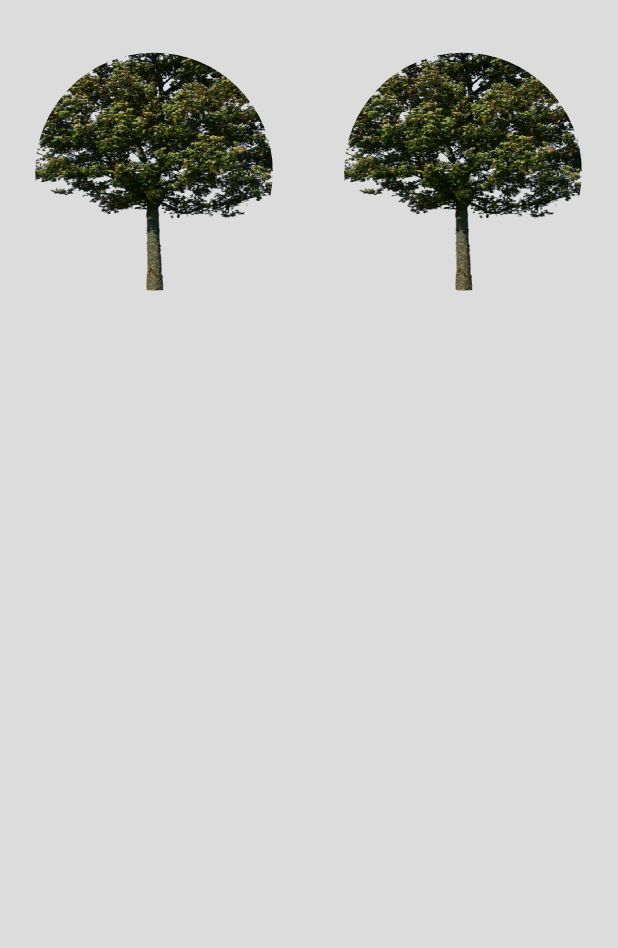
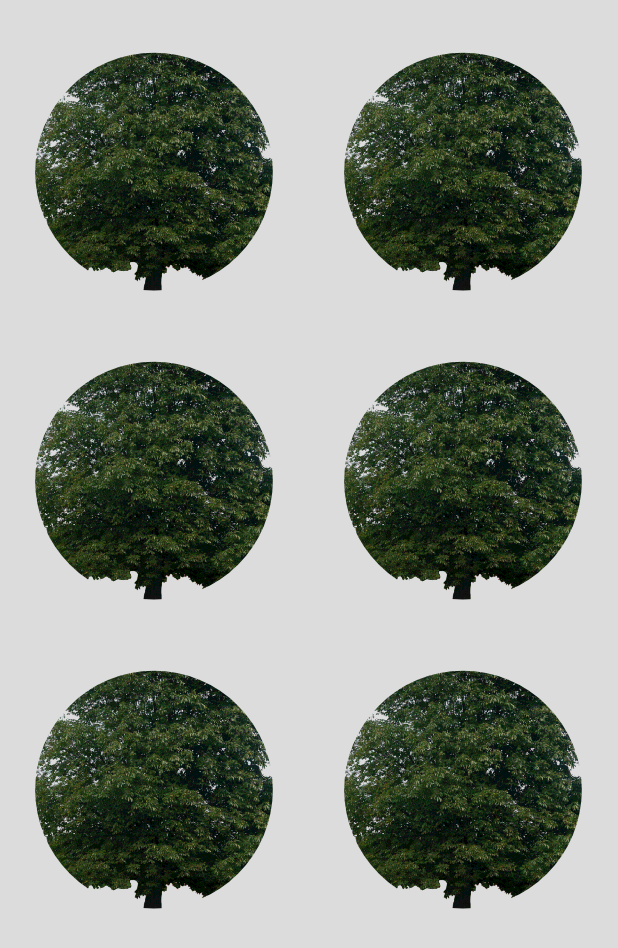
Before and after one commit to Grammos/Shaap, an Android app: the Report screen opened directly, with no data from a screen before it, on a phone screen of 412 x 824 dp. Shown: the top 948 px of the screen. Run offline under Robolectric (Android 15) with nearby library versions, the phone set to English and light mode, and no system bars; our stand-ins replace Picasso; pictures from the network do not load.

Commit message:
Dynamically generate harassment types buttons.

```diff
--- a/Shapp/app/build.gradle
+++ b/Shapp/app/build.gradle
@@ -22,4 +22,5 @@ android {
 dependencies {
     compile fileTree(dir: 'libs', include: ['*.jar'])
     compile 'com.android.support:appcompat-v7:22.1.1'
+    compile 'com.squareup.picasso:picasso:2.5.2'
 }
--- a/Shapp/app/src/main/java/shapp/odk/org/shapp/CircledImageView.java
+++ b/Shapp/app/src/main/java/shapp/odk/org/shapp/CircledImageView.java
@@ -91,5 +91,4 @@ public class CircledImageView extends ImageView {
     }
 
 
-
 }
--- a/Shapp/app/src/main/java/shapp/odk/org/shapp/MainScreen.java
+++ b/Shapp/app/src/main/java/shapp/odk/org/shapp/MainScreen.java
@@ -37,6 +37,10 @@ public class MainScreen extends Activity
 
 
         // Handling touch/click Event on GridView Item
+
+        /**Interface definition for a callback to be invoked when an item in this AdapterView has been clicked.
+         * please read more at http://developer.android.com/reference/android/widget/AdapterView.OnItemClickListener.html
+         */
         gridView.setOnItemClickListener(new AdapterView.OnItemClickListener() {
 
             @Override
--- a/Shapp/app/src/main/java/shapp/odk/org/shapp/Report.java
+++ b/Shapp/app/src/main/java/shapp/odk/org/shapp/Report.java
@@ -2,22 +2,19 @@ package shapp.odk.org.shapp;
 
 import android.app.Activity;
 import android.content.Context;
-import android.graphics.drawable.Drawable;
 import android.os.Bundle;
-import android.support.v4.content.ContextCompat;
 import android.util.Log;
-import android.view.LayoutInflater;
 import android.view.View;
 import android.view.ViewGroup;
-import android.widget.AdapterView;
 import android.widget.BaseAdapter;
 import android.widget.GridView;
 import android.widget.ImageView;
 
+import com.squareup.picasso.Picasso;
+
 import org.json.JSONArray;
 import org.json.JSONException;
 import org.json.JSONObject;
-
 
 import java.util.ArrayList;
 import java.util.List;
@@ -26,134 +23,126 @@ import java.util.List;
 public class Report extends Activity {
 
     @Override
-    protected void onCreate(Bundle savedInstanceState) {
+    protected void onCreate(Bundle savedInstanceState)
+    {
         super.onCreate(savedInstanceState);
         setContentView(R.layout.report);
 
+        /**
+         * GridView is a ViewGroup that displays items in a two-dimensional, scrollable grid.
+         * please read more at http://developer.android.com/guide/topics/ui/layout/gridview.html
+         */
+
         GridView gridView = (GridView)findViewById(R.id.gridview);
         // Create the Custom Adapter Object
-        MyAdapter myAdapter = null;
-        try {
-            myAdapter = new MyAdapter(this);
-        } catch (JSONException e) {
-            e.printStackTrace();
-        }
+        ReportAdapter reportAdapter = new ReportAdapter(this);
         // Set the Adapter to GridView
-        gridView.setAdapter(myAdapter);
-
-        gridView.setOnItemClickListener(new AdapterView.OnItemClickListener() {
-
-            @Override
-            public void onItemClick(AdapterView<?> adapterView, View view, int i, long id) {
-
-
-            }
-
-        });
+        gridView.setAdapter(reportAdapter);
 
     }
 
-    private class MyAdapter extends BaseAdapter
+
+    /**
+     * should consider implementing cache manager for better performance
+     *
+     */
+
+    private class ReportAdapter extends BaseAdapter
     {
-        private List<Item> items = new ArrayList<>();
-        private LayoutInflater inflater;
+        private final Context contextReport;
+        private final List<String> urlsButtonPics = new ArrayList<String>();
 
-        public MyAdapter(Context context) throws JSONException {
+        public ReportAdapter(Context contextReport)
+        {
+            this.contextReport = contextReport;
+            // Ensure we get a different ordering of images on each run.
 
-            String harassmentsJsonString = "[{\"imageUrl\": \"https://placeholdit.imgix.net/~text?txtsize=33&txt=Verbal&w=300&h=300\", \"id\": \"verbal\", \"name\": \"Verbal\"}," +
-                    "{\"imageUrl\": \"https://placeholdit.imgix.net/~text?txtsize=33&txt=Stalking&w=300&h=300\", \"id\": \"stalking\", \"name\": \"Stalking\"}  ]";
+            //urlsButtonPics.add("https://forums.digitalpoint.com/proxy/V%2FlNRoM4xGeK5YYhZVYcS%2B9mKLD4rQceAt2HpNNZGKK%2BHZpMfoiRYQ7ix2kpUgWra42tnY7BAVsNJQ7S%2FjO7x9qBnsoK7JVSpOe4p9UJ6N8%2FcgLNOQ%3D%3D/image.png");
+            //urlsButtonPics.add("https://forums.digitalpoint.com/proxy/V%2FlNRoM4xGeK5YYhZVYcS%2B9mKLD4rQceAt2HpNNZGKK%2BHZpMfoiRYQ7ix2kpUgWra42tnY7BAVsNJQ7S%2FjO7x9qBnsoK7JVSpOe4p9UJ6N8%2FcgLNOQ%3D%3D/image.png");
+
+            String harassmentJsonString = "[{\"imageUrl\": \"https://placeholdit.imgix.net/~text?txtsize=33&txt=Verbal&w=300&h=300\", \"id\": \"verbal\", \"name\": \"Verbal\"}," +
+                    "{\"imageUrl\": \"https://placeholdit.imgix.net/~text?txtsize=33&txt=Stalking&w=300&h=300\", \"id\": \"stalking\", \"name\": \"Stalking\"},"+
+                    "{\"imageUrl\": \"https://placeholdit.imgix.net/~text?txtsize=33&txt=Groping&w=300&h=300\", \"id\": \"groping\", \"name\": \"Groping\"},"+
+                    "{\"imageUrl\": \"https://placeholdit.imgix.net/~text?txtsize=33&txt=Assault&w=300&h=300\", \"id\": \"assault\", \"name\": \"Assault\"},"+
+                    "{\"imageUrl\": \"https://placeholdit.imgix.net/~text?txtsize=33&txt=Flashing&w=300&h=300\", \"id\": \"flashing\", \"name\": \"Flashing\"},"+
+                    "{\"imageUrl\": \"https://placeholdit.imgix.net/~text?txtsize=33&txt=Racism&w=300&h=300\", \"id\": \"racism\", \"name\": \"Racism\"}]" ;
+
+            try {
+
+                JSONArray harassmentJsonArray= new JSONArray(harassmentJsonString);
+
+                for (int i = 0; i < harassmentJsonArray.length(); i++) {
+
+                    JSONObject harassment = harassmentJsonArray.getJSONObject(i);
+                    String imageUrl = harassment.getString("imageUrl");
+                    String harassmentName =  harassment.getString("name");
+                    String harassmentId = harassment.getString("id");
+                    urlsButtonPics.add(imageUrl);
+
+                    Log.d("hello",""+ imageUrl);
+                    Log.d("hello",""+ harassmentName);
+                    Log.d("hello",""+ harassmentId);
 
 
-            JSONArray harassmentJsonArray= new JSONArray(harassmentsJsonString);
+                }
 
-            for (int i = 0; i < harassmentJsonArray.length(); i++){
+                //urlsButtonPics.add(harassmentJsonString);
 
-                JSONObject harassment = harassmentJsonArray.getJSONObject(i);
 
-                String imageUrl = harassment.getString("imageUrl");
-                String harassmentName =  harassment.getString("name");
-                String harassmentId = harassment.getString("id");
+            } catch (JSONException e) {
+                e.printStackTrace();
+            }
 
-                items.add(new Item(harassmentName, R.drawable.tree1));
 
-                //Log.d("check this", "" +imageUrl);
+            // Triple up the list.
+            //ArrayList<String> copy = new ArrayList<String>(urlsButtonPics);
+            //.addAll(copy);
+            //urlsButtonPics.addAll(copy);
+        }
+
+
+        @Override
+        public int getCount() {
+            return urlsButtonPics.size();
+        }
+
+        @Override
+        public String getItem(int position) {
+            return urlsButtonPics.get(position);
+        }
+
+        @Override
+        public long getItemId(int position) {
+            return position;
+        }
+
+        @Override
+        public View getView(int position, View convertView, ViewGroup parent) {
+
+            CircledImageView view = (CircledImageView) convertView;
+            if (view == null) {
+                view = new CircledImageView(contextReport);
 
             }
 
 
 
+            // Get the image URL for the current position.
+            String url = getItem(position);
 
+            // Trigger the download of the URL asynchronously into the image view.
+            Picasso.with(contextReport) //
+                    .load(url) //
+                    .placeholder(R.drawable.tree1) //
+                    .error(R.drawable.tree2) //
+                    .fit() //
+                    .tag(contextReport) //
+                    .into(view);
 
-
-
-
-            inflater = LayoutInflater.from(context);
-
-            // 1. loop through the json array
-            // 2. for each json object in the json array: add new item to the grid. Hardcode image for now.
-            // 3. Add a third object to the json array (Groping). See if it appears on the grid!
-            // 4. Remove hardcoded images: Figure out how to create the button image from the image URL.
-
-           // items.add(new Item("Verbal", R.drawable.nature1));
-           // items.add(new Item("Stalking", R.drawable.nature2));
-
-
-
+            return view;
         }
 
 
-        @Override
-        public int getCount() {
-            return items.size();
-        }
-
-        @Override
-        public Object getItem(int i)
-        {
-            return items.get(i);
-        }
-
-        @Override
-        public long getItemId(int i)
-        {
-            return items.get(i).drawableId;
-        }
-
-        @Override
-        public View getView(int i, View view, ViewGroup viewGroup)
-        {
-            View v = view;
-            ImageView picture;
-
-            if(v == null)
-            {
-                v = inflater.inflate(R.layout.gridview_item, viewGroup, false);
-                v.setTag(R.id.picture, v.findViewById(R.id.picture));
-            }
-
-            picture = (ImageView)v.getTag(R.id.picture);
-
-            Item item = (Item)getItem(i);
-
-            picture.setImageResource(item.drawableId);
-
-
-            return v;
-        }
-
-        private class Item
-        {
-            final String name;
-            final int drawableId;
-
-            Item(String name, int drawableId)
-            {
-                this.name = name;
-                this.drawableId = drawableId;
-            }
-        }
-
     }
 
-
 }
```
Also changed, not shown: 1 other file.
